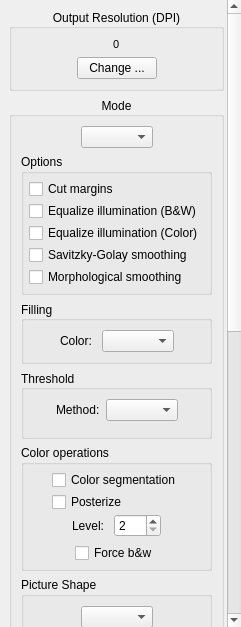
Old version of the form filters/output/ui/OutputOptionsWidget.ui in the repository 4lex4/scantailor-advanced.
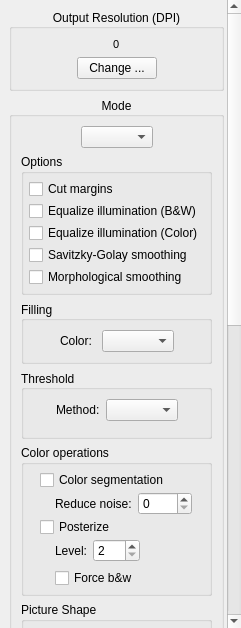
New version of the form. Icons and pictures are not drawn.

Commit message: ~ Added noise reduction option.

```diff
--- a/filters/output/ui/OutputOptionsWidget.ui
+++ b/filters/output/ui/OutputOptionsWidget.ui
@@ -10,7 +10,7 @@
     <x>0</x>
     <y>0</y>
     <width>241</width>
-    <height>627</height>
+    <height>628</height>
    </rect>
   </property>
   <property name="sizePolicy">
@@ -88,7 +88,7 @@
         <x>0</x>
         <y>0</y>
         <width>226</width>
-        <height>1115</height>
+        <height>1137</height>
        </rect>
       </property>
       <layout class="QVBoxLayout" name="verticalLayout_3">
@@ -541,6 +541,79 @@
                  </property>
                 </widget>
                </item>
+               <item>
+                <widget class="QWidget" name="segmenterOptionsWidget" native="true">
+                 <layout class="QHBoxLayout" name="horizontalLayout_20">
+                  <property name="leftMargin">
+                   <number>0</number>
+                  </property>
+                  <property name="topMargin">
+                   <number>0</number>
+                  </property>
+                  <property name="rightMargin">
+                   <number>0</number>
+                  </property>
+                  <property name="bottomMargin">
+                   <number>0</number>
+                  </property>
+                  <item>
+                   <spacer name="horizontalSpacer_40">
+                    <property name="orientation">
+                     <enum>Qt::Horizontal</enum>
+                    </property>
+                    <property name="sizeType">
+                     <enum>QSizePolicy::Minimum</enum>
+                    </property>
+                    <property name="sizeHint" stdset="0">
+                     <size>
+                      <width>15</width>
+                      <height>1</height>
+                     </size>
+                    </property>
+                   </spacer>
+                  </item>
+                  <item>
+                   <widget class="QLabel" name="reduceNoiseLabel">
+                    <property name="text">
+                     <string>Reduce noise:</string>
+                    </property>
+                   </widget>
+                  </item>
+                  <item>
+                   <widget class="QSpinBox" name="reduceNoiseSB">
+                    <property name="toolTip">
+                     <string/>
+                    </property>
+                    <property name="alignment">
+                     <set>Qt::AlignLeading|Qt::AlignLeft|Qt::AlignVCenter</set>
+                    </property>
+                    <property name="minimum">
+                     <number>0</number>
+                    </property>
+                    <property name="maximum">
+                     <number>9999</number>
+                    </property>
+                    <property name="value">
+                     <number>0</number>
+                    </property>
+                   </widget>
+                  </item>
+                  <item>
+                   <spacer name="horizontalSpacer_45">
+                    <property name="orientation">
+                     <enum>Qt::Horizontal</enum>
+                    </property>
+                    <property name="sizeHint" stdset="0">
+                     <size>
+                      <width>1</width>
+                      <height>1</height>
+                     </size>
+                    </property>
+                   </spacer>
+                  </item>
+                 </layout>
+                </widget>
+               </item>
                <item>
                 <widget class="QCheckBox" name="posterizeCB">
                  <property name="toolTip">
@@ -579,6 +652,9 @@
                       <property name="orientation">
                        <enum>Qt::Horizontal</enum>
                       </property>
+                      <property name="sizeType">
+                       <enum>QSizePolicy::Minimum</enum>
+                      </property>
                       <property name="sizeHint" stdset="0">
                        <size>
                         <width>15</width>
@@ -590,7 +666,7 @@
                     <item>
                      <widget class="QLabel" name="posterizeLevelLabel">
                       <property name="text">
-                       <string>Level: </string>
+                       <string>Level:</string>
                       </property>
                      </widget>
                     </item>
@@ -635,6 +711,9 @@
                       <property name="orientation">
                        <enum>Qt::Horizontal</enum>
                       </property>
+                      <property name="sizeType">
+                       <enum>QSizePolicy::Minimum</enum>
+                      </property>
                       <property name="sizeHint" stdset="0">
                        <size>
                         <width>15</width>
```
Left out of the diff: 2 changed lines with no effect on the pictures. The commit also changes 7 other files.
